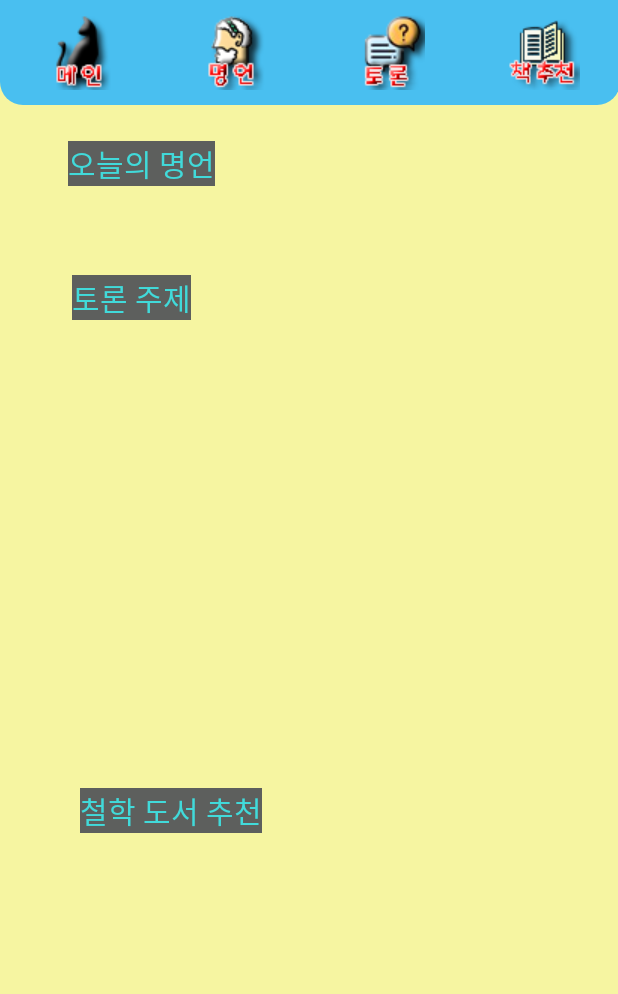
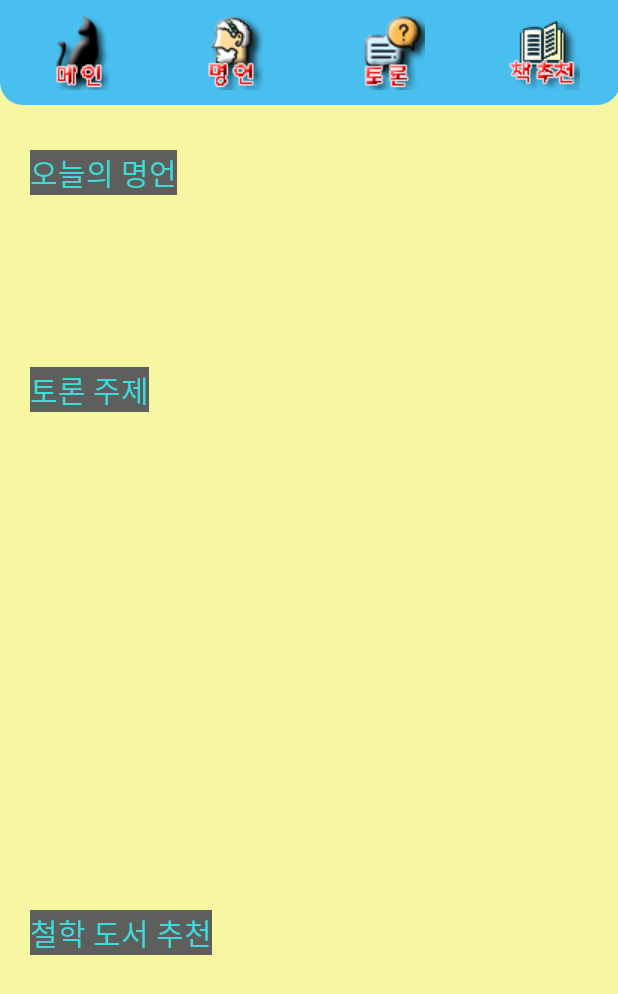
Before and after one commit to dsjk3172/Black-Cat, an Android app: the screen it shows after launch (MainActivity), on a phone screen of 412 x 824 dp. Shown: the top 994 px of the screen. Run offline under Robolectric (Android 15) with nearby library versions, the phone set to English and light mode, and no system bars; Roboto replaces fonts that are not available here; 3 statements that could not run were skipped.

Commit message:
UI 완료 써보고 부족한부분 얘기해주세요

```diff
--- a/app/src/main/res/layout/activity_main.xml
+++ b/app/src/main/res/layout/activity_main.xml
@@ -77,14 +77,20 @@
             tools:layout_editor_absoluteY="16dp" />
     </LinearLayout>
 
-    <ScrollView
-        android:layout_width="fill_parent"
-        android:layout_height="fill_parent"
-        android:layout_marginTop="70dp">
 
-        <RelativeLayout
-            android:layout_width="410dp"
-            android:layout_height="582dp"
+
+    <LinearLayout
+        android:layout_width="match_parent"
+        android:layout_height="match_parent"
+        android:weightSum="1"
+        android:orientation="vertical">
+
+        <LinearLayout
+            android:layout_width="match_parent"
+            android:layout_height="0dp"
+            android:layout_weight=".2"
+            android:layout_marginTop="100dp"
+            android:orientation="vertical"
             app:layout_constraintBottom_toBottomOf="parent"
             app:layout_constraintEnd_toEndOf="parent"
             app:layout_constraintTop_toTopOf="parent"
@@ -94,50 +100,48 @@
                 android:id="@+id/Txt_Main_bw"
                 android:layout_width="wrap_content"
                 android:layout_height="wrap_content"
-                android:layout_alignParentStart="true"
-                android:layout_alignParentTop="true"
-                android:layout_marginStart="45dp"
-                android:layout_marginTop="24dp"
+                android:layout_marginStart="20dp"
                 android:background="#5D5F5D"
                 android:text="오늘의 명언"
                 android:textColor="#41DADA"
-                android:textSize="20dp"
-                tools:layout_editor_absoluteX="34dp"
-                tools:layout_editor_absoluteY="121dp" />
+                android:textSize="20dp"/>
+
+        </LinearLayout>
+            <LinearLayout
+                android:layout_width="match_parent"
+                android:layout_height="0dp"
+                android:layout_weight=".5">
 
             <TextView
                 android:id="@+id/Txt_Main_cm"
                 android:layout_width="wrap_content"
                 android:layout_height="wrap_content"
-                android:layout_alignParentStart="true"
-                android:layout_alignParentTop="true"
-                android:layout_marginStart="48dp"
-                android:layout_marginTop="113dp"
+                android:layout_marginStart="20dp"
                 android:background="#5D5F5D"
                 android:text="토론 주제"
                 android:textColor="#41DADA"
-                android:textSize="20dp"
-                tools:layout_editor_absoluteX="34dp"
-                tools:layout_editor_absoluteY="121dp" />
+                android:textSize="20dp"/>
+
+        </LinearLayout>
+
+        <LinearLayout
+            android:layout_width="match_parent"
+            android:layout_height="0dp"
+            android:layout_weight=".3">
 
             <TextView
                 android:id="@+id/Txt_Main_br"
                 android:layout_width="wrap_content"
                 android:layout_height="wrap_content"
-                android:layout_alignParentTop="true"
-                android:layout_marginStart="-90dp"
-                android:layout_marginTop="455dp"
-                android:layout_marginBottom="100dp"
-                android:layout_toEndOf="@+id/Txt_Main_bw"
+                android:layout_marginStart="20dp"
                 android:background="#5D5F5D"
                 android:text="철학 도서 추천"
                 android:textColor="#41DADA"
-                android:textSize="20dp"
-                tools:layout_editor_absoluteX="34dp"
-                tools:layout_editor_absoluteY="470dp" />
-        </RelativeLayout>
-    </ScrollView>
+                android:textSize="20dp" />
 
 
+        </LinearLayout>
+
+        </LinearLayout>
 
 </android.support.constraint.ConstraintLayout>
--- a/build.gradle
+++ b/build.gradle
@@ -7,7 +7,7 @@ buildscript {
 
     }
     dependencies {
-        classpath 'com.android.tools.build:gradle:3.3.2'
+        classpath 'com.android.tools.build:gradle:3.4.1'
 
         // NOTE: Do not place your application dependencies here; they belong
         // in the individual module build.gradle files
```
Also changed, not shown: app/src/main/java/com/example/software_project/BestWord.java (+4 -4 lines), app/src/main/java/com/example/software_project/BestWord2.java (+4 -4 lines), app/src/main/res/layout/best_word.xml (+23 -28 lines), app/src/main/res/layout/best_word2.xml (+26 -37 lines), app/src/main/res/layout/book_recommend.xml (+33 -27 lines), gradle/wrapper/gradle-wrapper.properties.
